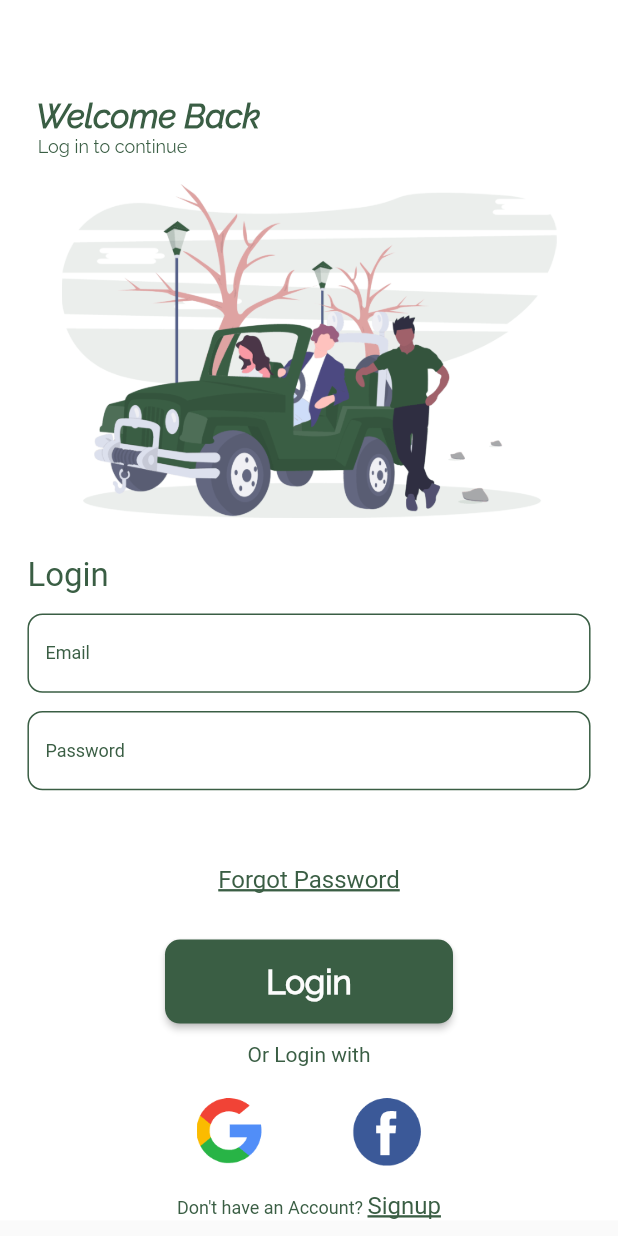
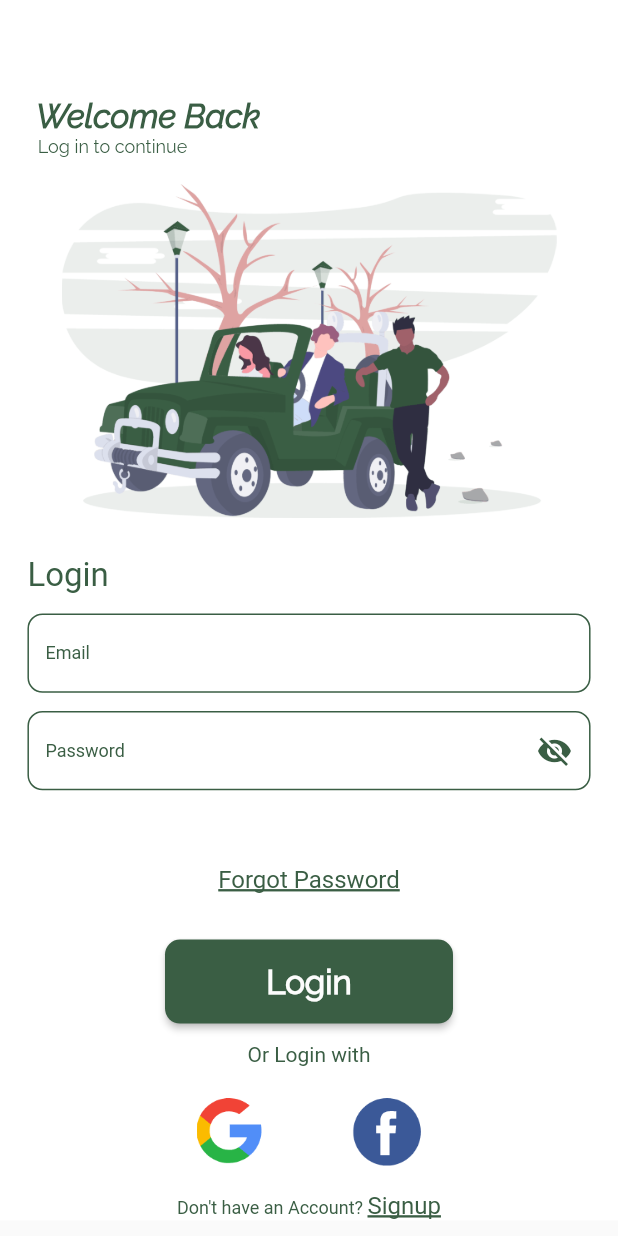
Before and after one commit to mahidul-islam/travel, a Flutter app: the screen it shows after launch, on a phone screen of 412 x 824 dp. Run offline on Flutter 3.47's test engine with Material 2 defaults, Android fonts, the phone set to English and light mode, and no system bars; our stand-ins replace email_validator, firebase_core; missing offline and left inert: dart:ffi; accounts and stored records are empty.

Commit message:
toggle visibility icon

```diff
--- a/lib/ui/login_sceen/login_screen.dart
+++ b/lib/ui/login_sceen/login_screen.dart
@@ -12,6 +12,9 @@ class LoginScreen extends StatefulWidget {
 }
 
 class _LoginScreenState extends State<LoginScreen> {
+
+  bool ishiddenPassword = true;
+
   final GlobalKey<FormState> _formKey = GlobalKey<FormState>();
   TextEditingController _emailController = TextEditingController();
   TextEditingController _passController = TextEditingController();
@@ -119,6 +122,7 @@ class _LoginScreenState extends State<LoginScreen> {
                 height: 65,
                 padding: EdgeInsets.only(top: 12.1, left: 18.3, right: 18.3),
                 child: TextFormField(
+                  obscureText: ishiddenPassword,
                   controller: _passController,
                   validator: (value) {
                     return null;
@@ -145,6 +149,14 @@ class _LoginScreenState extends State<LoginScreen> {
                       fontSize: 12,
                       fontWeight: FontWeight.w400,
                       fontStyle: FontStyle.normal,
+                    ),
+                    suffixIcon: IconButton(
+                        icon : Icon(ishiddenPassword? Icons.visibility_off:Icons.visibility),
+                        color: Color(0xff3a5e44), onPressed: () {
+                      ishiddenPassword =! ishiddenPassword;
+                      setState(() {
+                      });
+                    }
                     ),
                   ),
                 ),
```
Also changed, not shown: lib/ui/registration_screen/singup_screen.dart (+28 -11 lines).
